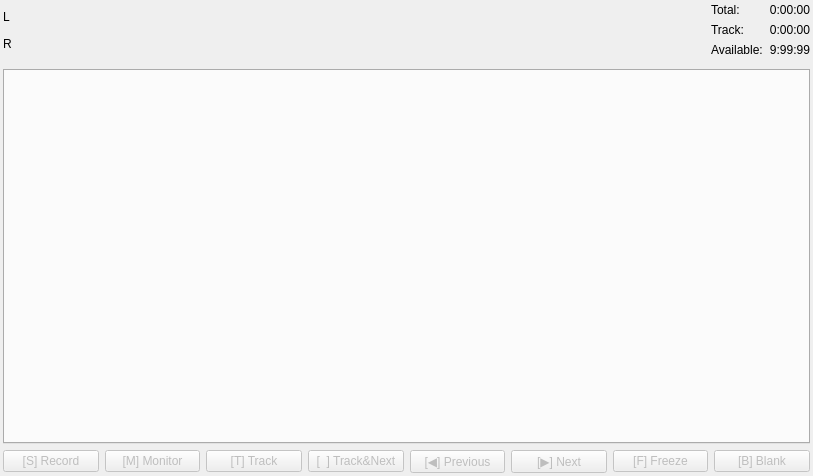
The window that main/mainwindow.ui (genosse-einhorn/FishyRecorder) describes before a commit, drawn with Qt 5.
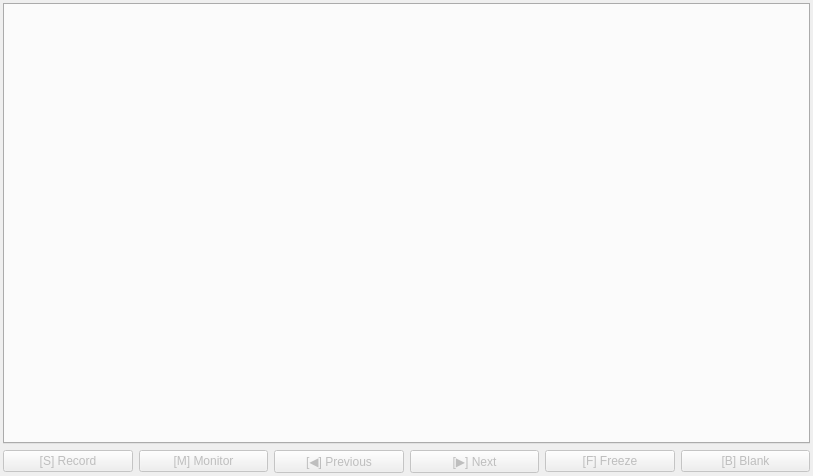
The same window after the commit. Custom widgets are drawn as their Qt base class.

What changed in the file:
```diff
--- a/main/mainwindow.ui
+++ b/main/mainwindow.ui
@@ -37,167 +37,6 @@
      <number>3</number>
     </property>
     <item row="1" column="0">
-     <widget class="Error::Widget" name="recordingErrorDisplay" native="true">
-      <property name="autoFillBackground">
-       <bool>true</bool>
-      </property>
-     </widget>
-    </item>
-    <item row="0" column="0">
-     <layout class="QHBoxLayout" name="horizontalLayout">
-      <item>
-       <layout class="QGridLayout" name="gridLayout">
-        <property name="topMargin">
-         <number>6</number>
-        </property>
-        <property name="bottomMargin">
-         <number>6</number>
-        </property>
-        <property name="verticalSpacing">
-         <number>12</number>
-        </property>
-        <item row="1" column="0">
-         <widget class="QLabel" name="label">
-          <property name="sizePolicy">
-           <sizepolicy hsizetype="Preferred" vsizetype="Minimum">
-            <horstretch>0</horstretch>
-            <verstretch>0</verstretch>
-           </sizepolicy>
-          </property>
-          <property name="text">
-           <string>R</string>
-          </property>
-         </widget>
-        </item>
-        <item row="0" column="0">
-         <widget class="QLabel" name="label_2">
-          <property name="sizePolicy">
-           <sizepolicy hsizetype="Preferred" vsizetype="Minimum">
-            <horstretch>0</horstretch>
-            <verstretch>0</verstretch>
-           </sizepolicy>
-          </property>
-          <property name="text">
-           <string>L</string>
-          </property>
-         </widget>
-        </item>
-        <item row="0" column="1">
-         <widget class="FancyProgressBar" name="levelL" native="true">
-          <property name="sizePolicy">
-           <sizepolicy hsizetype="MinimumExpanding" vsizetype="Minimum">
-            <horstretch>0</horstretch>
-            <verstretch>0</verstretch>
-           </sizepolicy>
-          </property>
-         </widget>
-        </item>
-        <item row="1" column="1">
-         <widget class="FancyProgressBar" name="levelR" native="true">
-          <property name="sizePolicy">
-           <sizepolicy hsizetype="MinimumExpanding" vsizetype="Minimum">
-            <horstretch>0</horstretch>
-            <verstretch>0</verstretch>
-           </sizepolicy>
-          </property>
-         </widget>
-        </item>
-       </layout>
-      </item>
-      <item>
-       <layout class="QGridLayout" name="gridLayout_4">
-        <item row="2" column="0">
-         <widget class="QLabel" name="label_5">
-          <property name="sizePolicy">
-           <sizepolicy hsizetype="Preferred" vsizetype="Minimum">
-            <horstretch>0</horstretch>
-            <verstretch>0</verstretch>
-           </sizepolicy>
-          </property>
-          <property name="text">
-           <string>Available:</string>
-          </property>
-         </widget>
-        </item>
-        <item row="0" column="0">
-         <widget class="QLabel" name="label_3">
-          <property name="sizePolicy">
-           <sizepolicy hsizetype="Preferred" vsizetype="Minimum">
-            <horstretch>0</horstretch>
-            <verstretch>0</verstretch>
-           </sizepolicy>
-          </property>
-          <property name="text">
-           <string>Total:</string>
-          </property>
-         </widget>
-        </item>
-        <item row="1" column="0">
-         <widget class="QLabel" name="label_4">
-          <property name="sizePolicy">
-           <sizepolicy hsizetype="Preferred" vsizetype="Minimum">
-            <horstretch>0</horstretch>
-            <verstretch>0</verstretch>
-           </sizepolicy>
-          </property>
-          <property name="text">
-           <string>Track:</string>
-          </property>
-         </widget>
-        </item>
-        <item row="0" column="1">
-         <widget class="QLabel" name="totalRecTimeLbl">
-          <property name="sizePolicy">
-           <sizepolicy hsizetype="Preferred" vsizetype="Minimum">
-            <horstretch>0</horstretch>
-            <verstretch>0</verstretch>
-           </sizepolicy>
-          </property>
-          <property name="text">
-           <string>0:00:00</string>
-          </property>
-          <property name="alignment">
-           <set>Qt::AlignRight|Qt::AlignTrailing|Qt::AlignVCenter</set>
-          </property>
-         </widget>
-        </item>
-        <item row="1" column="1">
-         <widget class="QLabel" name="trackTimeLbl">
-          <property name="sizePolicy">
-           <sizepolicy hsizetype="Preferred" vsizetype="Minimum">
-            <horstretch>0</horstretch>
-            <verstretch>0</verstretch>
-           </sizepolicy>
-          </property>
-          <property name="text">
-           <string>0:00:00</string>
-          </property>
-          <property name="alignment">
-           <set>Qt::AlignRight|Qt::AlignTrailing|Qt::AlignVCenter</set>
-          </property>
-         </widget>
-        </item>
-        <item row="2" column="1">
-         <widget class="QLabel" name="diskSpaceLbl">
-          <property name="sizePolicy">
-           <sizepolicy hsizetype="Preferred" vsizetype="Minimum">
-            <horstretch>0</horstretch>
-            <verstretch>0</verstretch>
-           </sizepolicy>
-          </property>
-          <property name="text">
-           <string>9:99:99</string>
-          </property>
-          <property name="alignment">
-           <set>Qt::AlignRight|Qt::AlignTrailing|Qt::AlignVCenter</set>
-          </property>
-         </widget>
-        </item>
-       </layout>
-      </item>
-     </layout>
-    </item>
-    <item row="3" column="0">
      <widget class="QWidget" name="bottomButtonBox" native="true">
       <layout class="QGridLayout" name="gridLayout_3">
        <property name="leftMargin">
@@ -212,23 +51,7 @@
        <property name="bottomMargin">
         <number>0</number>
        </property>
-       <item row="0" column="3">
-        <widget class="QPushButton" name="trackNextBtn">
-         <property name="enabled">
-          <bool>false</bool>
-         </property>
-         <property name="toolTip">
-          <string>Start a new track and advance the current presentation to the next slide.</string>
-         </property>
-         <property name="text">
-          <string>[  ] Track&amp;&amp;Next</string>
-         </property>
-         <property name="shortcut">
-          <string>Space</string>
-         </property>
-        </widget>
-       </item>
-       <item row="0" column="4">
+       <item row="0" column="2">
         <widget class="QPushButton" name="prevBtn">
          <property name="enabled">
           <bool>false</bool>
@@ -241,7 +64,7 @@
          </property>
         </widget>
        </item>
-       <item row="0" column="7">
+       <item row="0" column="5">
         <widget class="QPushButton" name="blankBtn">
          <property name="enabled">
           <bool>false</bool>
@@ -263,7 +86,7 @@
          </property>
         </widget>
        </item>
-       <item row="0" column="5">
+       <item row="0" column="3">
         <widget class="QPushButton" name="nextBtn">
          <property name="enabled">
           <bool>false</bool>
@@ -276,22 +99,6 @@
          </property>
         </widget>
        </item>
-       <item row="0" column="2">
-        <widget class="QPushButton" name="trackBtn">
-         <property name="enabled">
-          <bool>false</bool>
-         </property>
-         <property name="toolTip">
-          <string>Starts a new track. This is instant</string>
-         </property>
-         <property name="text">
-          <string>[T] Track</string>
-         </property>
-         <property name="shortcut">
-          <string>T</string>
-         </property>
-        </widget>
-       </item>
        <item row="0" column="1">
         <widget class="QPushButton" name="monitorBtn">
          <property name="enabled">
@@ -330,7 +137,7 @@
          </property>
         </widget>
        </item>
-       <item row="0" column="6">
+       <item row="0" column="4">
         <widget class="QPushButton" name="freezeBtn">
          <property name="enabled">
           <bool>false</bool>
@@ -352,7 +159,7 @@
       </layout>
      </widget>
     </item>
-    <item row="2" column="0">
+    <item row="0" column="0">
      <widget class="QTabWidget" name="tabWidget">
       <property name="tabPosition">
        <enum>QTabWidget::West</enum>
@@ -377,20 +184,6 @@
   </action>
  </widget>
  <layoutdefault spacing="6" margin="11"/>
- <customwidgets>
-  <customwidget>
-   <class>Error::Widget</class>
-   <extends>QWidget</extends>
-   <header>error/widget.h</header>
-   <container>1</container>
-  </customwidget>
-  <customwidget>
-   <class>FancyProgressBar</class>
-   <extends>QWidget</extends>
-   <header>main/fancyprogressbar.h</header>
-   <container>1</container>
-  </customwidget>
- </customwidgets>
  <resources/>
  <connections/>
 </ui>
```
